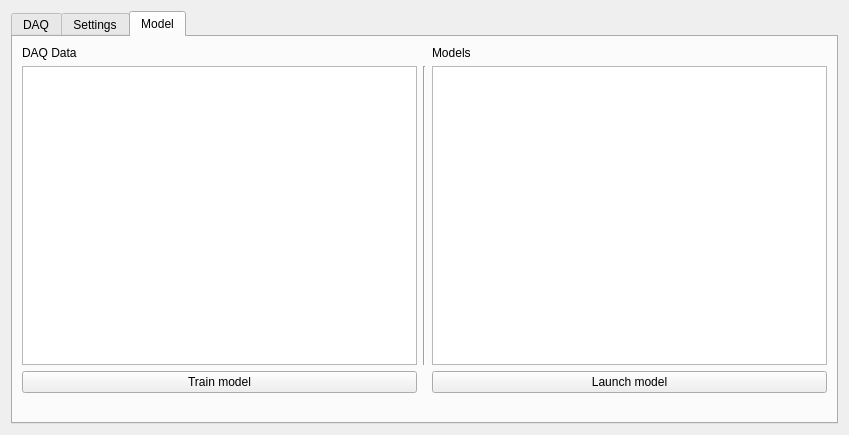
Qt form gui/UIDAQ.ui (cgre23/XFEL-Beam-Pointing-Predictions) before a commit.
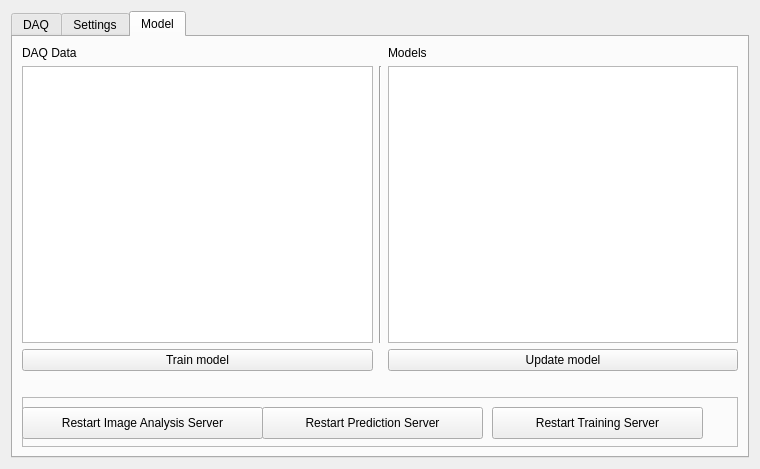
The same form after that commit. The open tabs and pages were chosen to show the change. Icons and pictures are not drawn.

Commit message: add server restart buttons

Diff of the .ui file:
```diff
--- a/gui/UIDAQ.ui
+++ b/gui/UIDAQ.ui
@@ -9,8 +9,8 @@
    <rect>
     <x>0</x>
     <y>0</y>
-    <width>849</width>
-    <height>435</height>
+    <width>760</width>
+    <height>469</height>
    </rect>
   </property>
   <property name="minimumSize">
@@ -1025,13 +1025,20 @@
        <item row="2" column="2">
         <widget class="QPushButton" name="launchmodel_button">
          <property name="text">
-          <string>Launch model</string>
+          <string>Update model</string>
          </property>
         </widget>
        </item>
        <item row="1" column="0">
         <widget class="QTreeView" name="daq"/>
        </item>
+       <item row="4" column="0" colspan="3">
+        <widget class="QLabel" name="model_log">
+         <property name="text">
+          <string/>
+         </property>
+        </widget>
+       </item>
        <item row="2" column="0">
         <widget class="QPushButton" name="trainmodel_button">
          <property name="text">
@@ -1066,11 +1073,59 @@
          </property>
         </widget>
        </item>
-       <item row="3" column="0" colspan="3">
-        <widget class="QLabel" name="model_log">
-         <property name="text">
-          <string/>
+       <item row="5" column="0" colspan="3">
+        <widget class="QFrame" name="frame">
+         <property name="minimumSize">
+          <size>
+           <width>0</width>
+           <height>50</height>
+          </size>
          </property>
+         <property name="frameShape">
+          <enum>QFrame::StyledPanel</enum>
+         </property>
+         <property name="frameShadow">
+          <enum>QFrame::Raised</enum>
+         </property>
+         <widget class="QPushButton" name="restart_image_button">
+          <property name="geometry">
+           <rect>
+            <x>0</x>
+            <y>10</y>
+            <width>241</width>
+            <height>32</height>
+           </rect>
+          </property>
+          <property name="text">
+           <string>Restart Image Analysis Server</string>
+          </property>
+         </widget>
+         <widget class="QPushButton" name="restart_prediction_button">
+          <property name="geometry">
+           <rect>
+            <x>240</x>
+            <y>10</y>
+            <width>221</width>
+            <height>32</height>
+           </rect>
+          </property>
+          <property name="text">
+           <string>Restart Prediction Server</string>
+          </property>
+         </widget>
+         <widget class="QPushButton" name="restart_training_button">
+          <property name="geometry">
+           <rect>
+            <x>470</x>
+            <y>10</y>
+            <width>211</width>
+            <height>32</height>
+           </rect>
+          </property>
+          <property name="text">
+           <string>Restart Training Server</string>
+          </property>
+         </widget>
         </widget>
        </item>
       </layout>
```
The commit also changes 2 other files.
